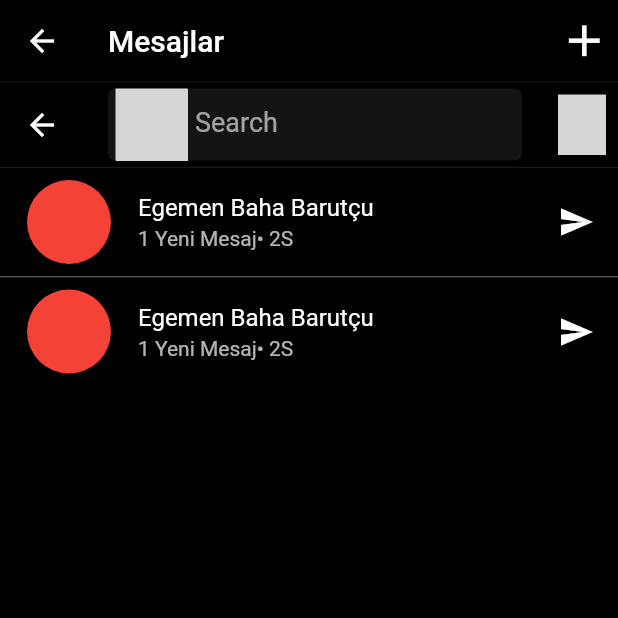
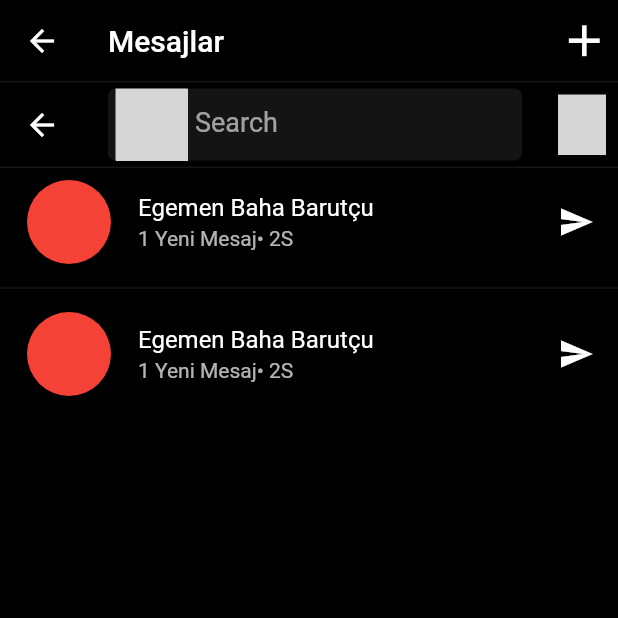
Before and after one commit to maksatgw/flutter_technicmate_v1, a Flutter app: the MessageView screen opened directly, on a phone screen of 412 x 824 dp, the top half of it. Run offline on Flutter 3.47's test engine with Material 2 defaults, Android fonts, the phone set to English and light mode, and no system bars; our stand-ins replace flutter_svg, get, google_fonts, timer_count_down; missing offline and left inert: flutter_glow, iconify_flutter; network calls fail; grey boxes are pictures that could not be loaded.

Commit message:
Bottom Navigation Page List Adjustment & Message Page Divider Change

```diff
--- a/lib/common/navigation_bottom/controller/bottom_navigation_controller.dart
+++ b/lib/common/navigation_bottom/controller/bottom_navigation_controller.dart
@@ -1,5 +1,6 @@
 import 'package:flutter/material.dart';
 import 'package:flutter_technicmate_v1/features/home/view/home_view.dart';
+import 'package:flutter_technicmate_v1/features/message/view/message_view.dart';
 import 'package:flutter_technicmate_v1/features/notification/view/notification_view.dart';
 import 'package:flutter_technicmate_v1/features/search/view/search_view.dart';
 import 'package:get/get.dart';
@@ -16,6 +17,6 @@ class BottomNavigationController extends GetxController {
     const SearchView(),
     const NotificationView(),
     const NotificationView(),
-    const SearchView(),
+    const MessageView(),
   ];
 }
--- a/lib/features/message/view/message_view.dart
+++ b/lib/features/message/view/message_view.dart
@@ -83,10 +83,7 @@ class _MessageViewState extends State<MessageView> {
       ),
       body: ListView.separated(
         separatorBuilder: (context, index) {
-          return const Divider(
-            height: 1,
-            color: Palette.textGrey777,
-          );
+          return const Divider();
         },
         itemCount: 2,
         itemBuilder: (context, index) {
```
